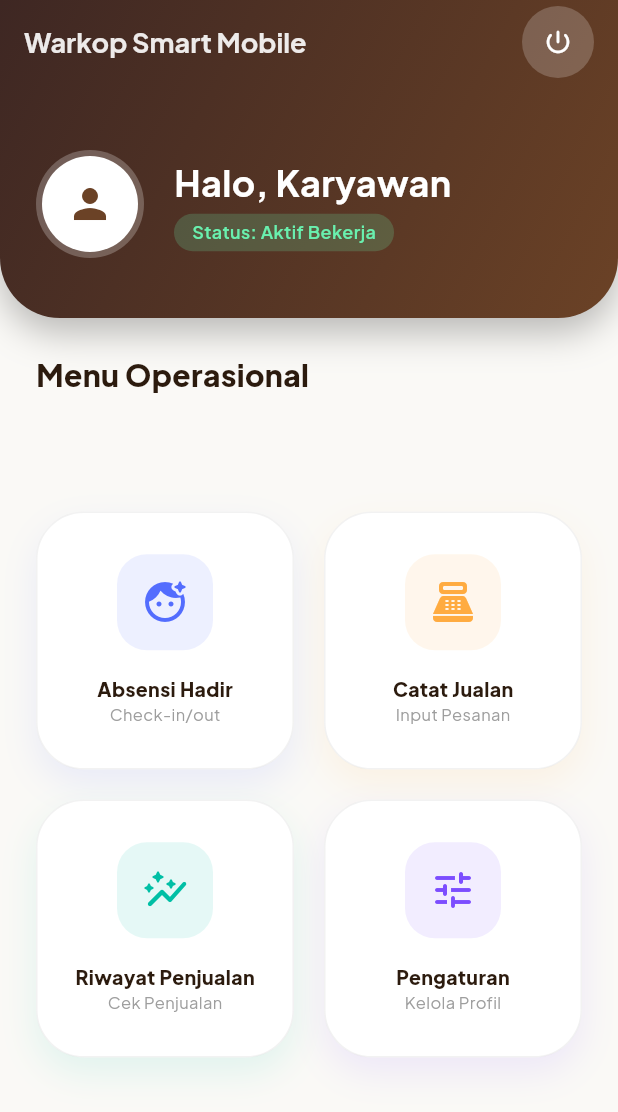
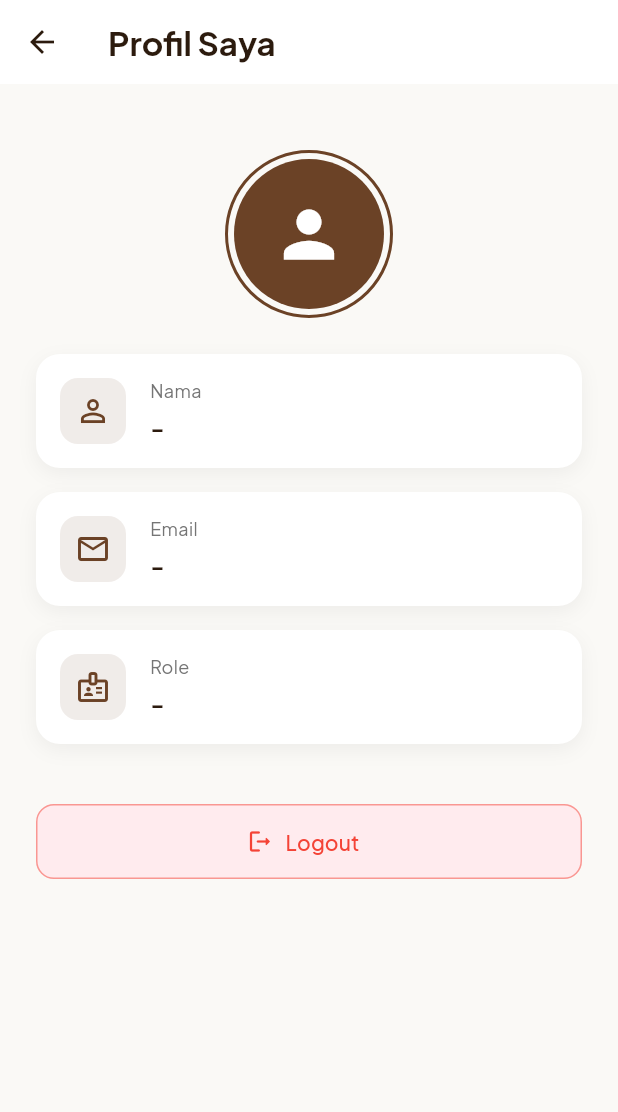
Before and after one commit to ariaffandi12/Warkop_Smart_Mobile, a Flutter app: the EmployeeDashboard screen opened directly, after a tap on "Pengaturan", on a phone screen of 412 x 824 dp. Shown: the top 1112 px of the screen. Run offline on Flutter 3.47's test engine with Material 3 defaults, Android fonts, the phone set to English and light mode, and no system bars; our stand-ins replace camera, google_fonts, image_picker, shared_preferences; accounts and stored records are empty.

Commit message:
setting pengaturan

```diff
--- a/lib/screens/employee/employee_dashboard.dart
+++ b/lib/screens/employee/employee_dashboard.dart
@@ -1,6 +1,7 @@
 import 'package:flutter/material.dart';
 import 'package:provider/provider.dart';
 import '../../providers/auth_provider.dart';
+import '../profile_screen.dart';
 import 'attendance_screen.dart';
 import 'add_sale_screen.dart';
 import '../auth/login_screen.dart';
@@ -228,7 +229,12 @@ class _EmployeeDashboardState extends State<EmployeeDashboard>
                         subtitle: 'Kelola Profil',
                         icon: Icons.tune_rounded,
                         color: Colors.deepPurpleAccent,
-                        onTap: () {},
+                        onTap: () => Navigator.push(
+                          context,
+                          MaterialPageRoute(
+                            builder: (_) => const ProfileScreen(),
+                          ),
+                        ),
                       ),
                     ],
                   ),
--- /dev/null
+++ b/lib/screens/profile_screen.dart
@@ -0,0 +1,164 @@
+import 'package:flutter/material.dart';
+import 'package:provider/provider.dart';
+import '../providers/auth_provider.dart';
+import 'auth/login_screen.dart';
+
+class ProfileScreen extends StatelessWidget {
+  const ProfileScreen({super.key});
+
+  @override
+  Widget build(BuildContext context) {
+    final user = Provider.of<AuthProvider>(context).user;
+
+    return Scaffold(
+      backgroundColor: const Color(0xFFFAF9F6),
+      appBar: AppBar(
+        title: const Text(
+          'Profil Saya',
+          style: TextStyle(
+            color: Color(0xFF2C1B0E),
+            fontWeight: FontWeight.bold,
+          ),
+        ),
+        backgroundColor: Colors.white,
+        elevation: 0,
+        iconTheme: const IconThemeData(color: Color(0xFF2C1B0E)),
+      ),
+      body: SingleChildScrollView(
+        padding: const EdgeInsets.all(24.0),
+        child: Column(
+          children: [
+            const SizedBox(height: 20),
+            // Avatar
+            Container(
+              padding: const EdgeInsets.all(4),
+              decoration: BoxDecoration(
+                shape: BoxShape.circle,
+                border: Border.all(color: const Color(0xFF6B4226), width: 2),
+              ),
+              child: const CircleAvatar(
+                radius: 50,
+                backgroundColor: Color(0xFF6B4226),
+                child: Icon(Icons.person, size: 50, color: Colors.white),
+              ),
+            ),
+            const SizedBox(height: 24),
+
+            // Info Cards
+            _buildInfoCard(Icons.person_outline, 'Nama', user?.name ?? '-'),
+            const SizedBox(height: 16),
+            _buildInfoCard(Icons.email_outlined, 'Email', user?.email ?? '-'),
+            const SizedBox(height: 16),
+            _buildInfoCard(Icons.badge_outlined, 'Role', user?.role ?? '-'),
+
+            const SizedBox(height: 40),
+
+            // Logout Button
+            SizedBox(
+              width: double.infinity,
+              height: 50,
+              child: ElevatedButton.icon(
+                onPressed: () {
+                  // Show confirmation dialog
+                  showDialog(
+                    context: context,
+                    builder: (ctx) => AlertDialog(
+                      title: const Text('Konfirmasi Logout'),
+                      content: const Text('Apakah Anda yakin ingin keluar?'),
+                      actions: [
+                        TextButton(
+                          onPressed: () => Navigator.pop(ctx),
+                          child: const Text('Batal'),
+                        ),
+                        ElevatedButton(
+                          onPressed: () {
+                            Provider.of<AuthProvider>(
+                              context,
+                              listen: false,
+                            ).logout();
+                            Navigator.of(context).pushAndRemoveUntil(
+                              MaterialPageRoute(
+                                builder: (_) => const LoginScreen(),
+                              ),
+                              (route) => false,
+                            );
+                          },
+                          style: ElevatedButton.styleFrom(
+                            backgroundColor: Colors.red,
+                            foregroundColor: Colors.white,
+                          ),
+                          child: const Text('Ya, Keluar'),
+                        ),
+                      ],
+                    ),
+                  );
+                },
+                icon: const Icon(Icons.logout_rounded),
+                label: const Text('Logout'),
+                style: ElevatedButton.styleFrom(
+                  backgroundColor: Colors.red[50],
+                  foregroundColor: Colors.red,
+                  elevation: 0,
+                  shape: RoundedRectangleBorder(
+                    borderRadius: BorderRadius.circular(12),
+                    side: BorderSide(color: Colors.red.withOpacity(0.5)),
+                  ),
+                ),
+              ),
+            ),
+          ],
+        ),
+      ),
+    );
+  }
+
+  Widget _buildInfoCard(IconData icon, String label, String value) {
+    return Container(
+      padding: const EdgeInsets.all(16),
+      decoration: BoxDecoration(
+        color: Colors.white,
+        borderRadius: BorderRadius.circular(16),
+        boxShadow: [
+          BoxShadow(
+            color: Colors.black.withOpacity(0.05),
+            blurRadius: 10,
+            offset: const Offset(0, 4),
+          ),
+        ],
+      ),
+      child: Row(
+        children: [
+          Container(
+            padding: const EdgeInsets.all(10),
+            decoration: BoxDecoration(
+              color: const Color(0xFF6B4226).withOpacity(0.1),
+              borderRadius: BorderRadius.circular(12),
+            ),
+            child: Icon(icon, color: const Color(0xFF6B4226)),
+          ),
+          const SizedBox(width: 16),
+          Expanded(
+            child: Column(
+              crossAxisAlignment: CrossAxisAlignment.start,
+              children: [
+                Text(
+                  label,
+                  style: TextStyle(color: Colors.grey[600], fontSize: 12),
+                ),
+                const SizedBox(height: 4),
+                Text(
+                  value,
+                  style: const TextStyle(
+                    fontWeight: FontWeight.bold,
+                    fontSize: 16,
+                    color: Color(0xFF2C1B0E),
+                  ),
+                ),
+              ],
+            ),
+          ),
+        ],
+      ),
+    );
+  }
+}
```
